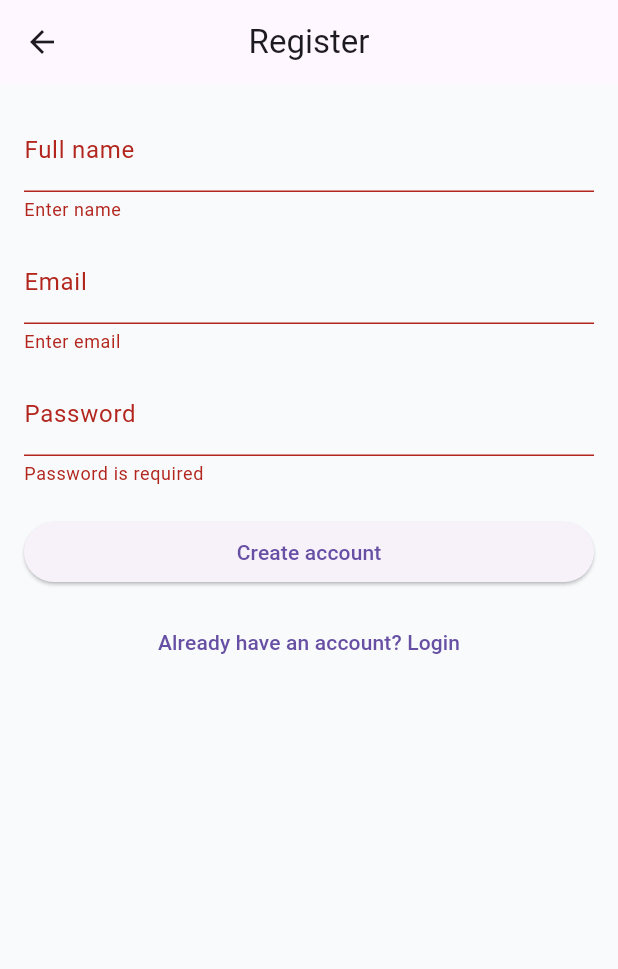
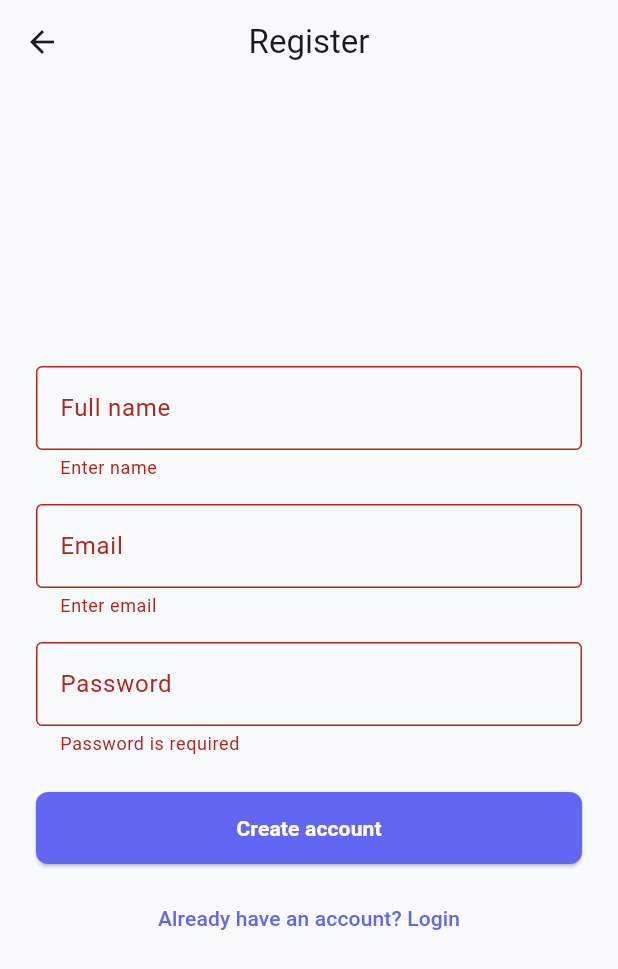
Before and after one commit to ELISHALAW/Andriod_App, a Flutter app: the RegisterScreen screen opened by its route, after a tap on "Create account", on a phone screen of 412 x 824 dp. Shown: the top 969 px of the screen. Run offline on Flutter 3.47's test engine with Material 3 defaults, Android fonts, the phone set to English and light mode, and no system bars.

Commit message:
Law20260703 Improving the form validation for login and register as well

```diff
--- a/lib/screens/login_screen.dart
+++ b/lib/screens/login_screen.dart
@@ -24,6 +24,10 @@ class _LoginScreenState extends State<LoginScreen> {
       ScaffoldMessenger.of(
         context,
       ).showSnackBar(const SnackBar(content: Text('Logging in...')));
+
+      // Navigate to the app home on successful login.
+      // Uses named route '/' which corresponds to the MaterialApp `home`.
+      Navigator.pushReplacementNamed(context, '/');
     }
   }
 
@@ -32,8 +36,13 @@ class _LoginScreenState extends State<LoginScreen> {
       return 'Enter email';
     }
 
+    final trimmedValue = value.trim();
+    if (!trimmedValue.contains('@')) {
+      return 'Email must contain @';
+    }
+
     final emailRegex = RegExp(r'^[^@\s]+@[^@\s]+\.[^@\s]+$');
-    if (!emailRegex.hasMatch(value.trim())) {
+    if (!emailRegex.hasMatch(trimmedValue)) {
       return 'Enter a valid email';
     }
 
--- a/lib/screens/register_screen.dart
+++ b/lib/screens/register_screen.dart
@@ -8,13 +8,17 @@ class RegisterScreen extends StatefulWidget {
 }
 
 class _RegisterScreenState extends State<RegisterScreen> {
+  // GlobalKey tracks the overall state of the form fields
   final _formKey = GlobalKey<FormState>();
+
+  // Controllers capture text input and store them in memory
   final _nameCtrl = TextEditingController();
   final _emailCtrl = TextEditingController();
   final _passwordCtrl = TextEditingController();
 
   @override
   void dispose() {
+    // Crucial step: Freeing memory controllers when the user leaves the screen
     _nameCtrl.dispose();
     _emailCtrl.dispose();
     _passwordCtrl.dispose();
@@ -22,96 +26,123 @@ class _RegisterScreenState extends State<RegisterScreen> {
   }
 
   void _submit() {
+    // Intercepts the submit action.
+    // It loops through all validators below. If any return text, it blocks processing.
     if (_formKey.currentState?.validate() ?? false) {
       ScaffoldMessenger.of(
         context,
-      ).showSnackBar(const SnackBar(content: Text('Registering...')));
-      Navigator.pop(context);
+      ).showSnackBar(const SnackBar(content: Text('Registering profile...')));
+
+      // Navigate to your landing page or homepage route here
+      Navigator.pushReplacementNamed(context, '/');
     }
   }
 
   String? _validateName(String? value) {
-    if (value == null || value.trim().isEmpty) {
-      return 'Enter name';
-    }
-
-    if (value.trim().length < 2) {
-      return 'Name must be at least 2 characters';
-    }
-
+    if (value == null || value.trim().isEmpty) return 'Enter name';
+    if (value.trim().length < 2) return 'Name must be at least 2 characters';
     return null;
   }
 
   String? _validateEmail(String? value) {
-    if (value == null || value.trim().isEmpty) {
-      return 'Enter email';
+    if (value == null || value.trim().isEmpty) return 'Enter email';
+
+    final trimmed = value.trim();
+
+    // Checks if '@' is present, and ensures it's not the first or last character
+    if (!trimmed.contains('@')) {
+      return 'Email must contain @';
     }
 
     final emailRegex = RegExp(r'^[^@\s]+@[^@\s]+\.[^@\s]+$');
-    if (!emailRegex.hasMatch(value.trim())) {
+    if (!emailRegex.hasMatch(trimmed)) {
       return 'Enter a valid email';
     }
-
-    return null;
+    return null; // Returning null flags the field as clean and valid
   }
 
   String? _validatePassword(String? value) {
-    if (value == null || value.isEmpty) {
-      return 'Password is required';
-    }
-
-    if (value.length < 6) {
-      return 'Password must be at least 6 characters';
-    }
-
+    if (value == null || value.isEmpty) return 'Password is required';
+    if (value.length < 6) return 'Password must be at least 6 characters';
     return null;
   }
 
   @override
   Widget build(BuildContext context) {
     return Scaffold(
+      backgroundColor: const Color(
+        0xFFF8FAFC,
+      ), // Modern slate-50 background tint
       appBar: AppBar(
         title: const Text('Register'),
+        backgroundColor: Colors.transparent,
+        elevation: 0,
         centerTitle: true,
-        elevation: 0,
       ),
       body: SafeArea(
         child: Padding(
-          padding: const EdgeInsets.all(16.0),
+          padding: const EdgeInsets.all(24.0),
           child: Form(
-            key: _formKey,
+            key: _formKey, // Binds this widget group to our validation key
             child: Column(
               crossAxisAlignment: CrossAxisAlignment.stretch,
+              mainAxisAlignment: MainAxisAlignment.center,
               children: [
                 TextFormField(
                   controller: _nameCtrl,
-                  decoration: const InputDecoration(labelText: 'Full name'),
+                  decoration: const InputDecoration(
+                    labelText: 'Full name',
+                    border: OutlineInputBorder(),
+                  ),
                   validator: _validateName,
                 ),
-                const SizedBox(height: 12),
+                const SizedBox(height: 16),
                 TextFormField(
                   controller: _emailCtrl,
-                  keyboardType: TextInputType.emailAddress,
-                  decoration: const InputDecoration(labelText: 'Email'),
+                  keyboardType: TextInputType
+                      .emailAddress, // Brings up an optimized email keyboard layout
+                  decoration: const InputDecoration(
+                    labelText: 'Email',
+                    border: OutlineInputBorder(),
+                  ),
                   validator: _validateEmail,
                 ),
-                const SizedBox(height: 12),
+                const SizedBox(height: 16),
                 TextFormField(
                   controller: _passwordCtrl,
-                  obscureText: true,
-                  decoration: const InputDecoration(labelText: 'Password'),
+                  obscureText: true, // Conceals password typing fields securely
+                  decoration: const InputDecoration(
+                    labelText: 'Password',
+                    border: OutlineInputBorder(),
+                  ),
                   validator: _validatePassword,
                 ),
-                const SizedBox(height: 20),
+                const SizedBox(height: 24),
                 ElevatedButton(
                   onPressed: _submit,
-                  child: const Text('Create account'),
+                  style: ElevatedButton.styleFrom(
+                    backgroundColor: const Color(
+                      0xFF6366F1,
+                    ), // Modern indigo accent
+                    foregroundColor: Colors.white,
+                    padding: const EdgeInsets.symmetric(vertical: 14),
+                    shape: RoundedRectangleBorder(
+                      borderRadius: BorderRadius.circular(8),
+                    ),
+                  ),
+                  child: const Text(
+                    'Create account',
+                    style: TextStyle(fontWeight: FontWeight.w600),
+                  ),
                 ),
                 const SizedBox(height: 12),
                 TextButton(
                   onPressed: () =>
                       Navigator.pushReplacementNamed(context, '/login'),
-                  child: const Text('Already have an account? Login'),
+                  child: const Text(
+                    'Already have an account? Login',
+                    style: TextStyle(color: Color(0xFF6366F1)),
+                  ),
                 ),
               ],
             ),
```
Also changed, not shown: 1 other file.
